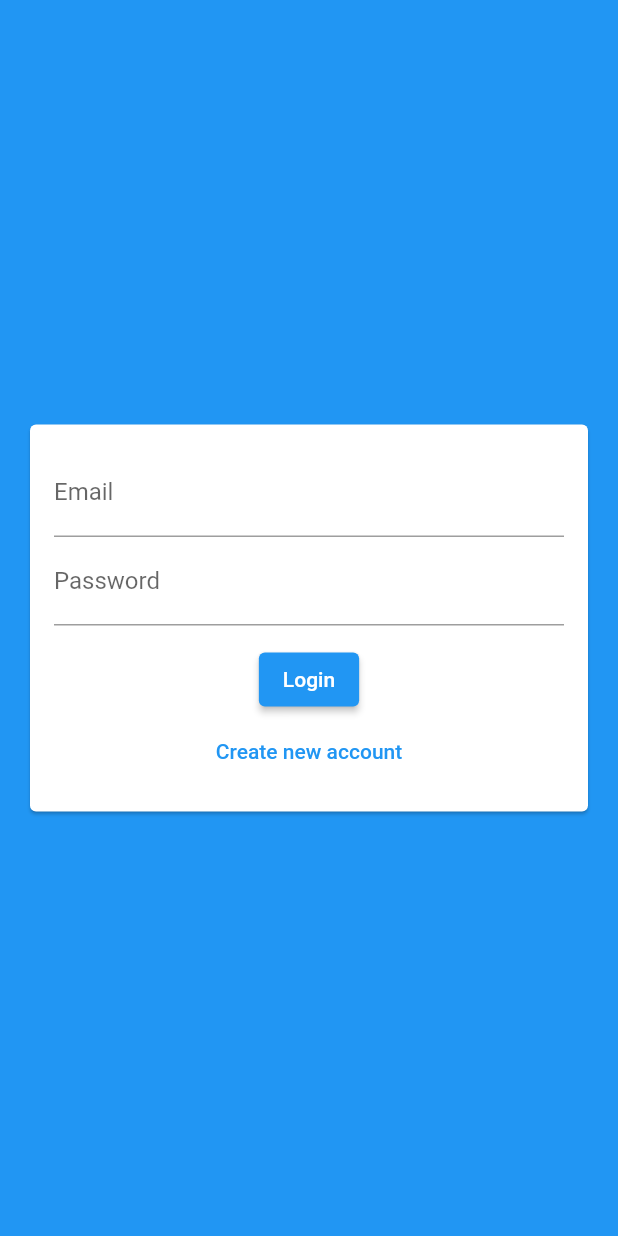
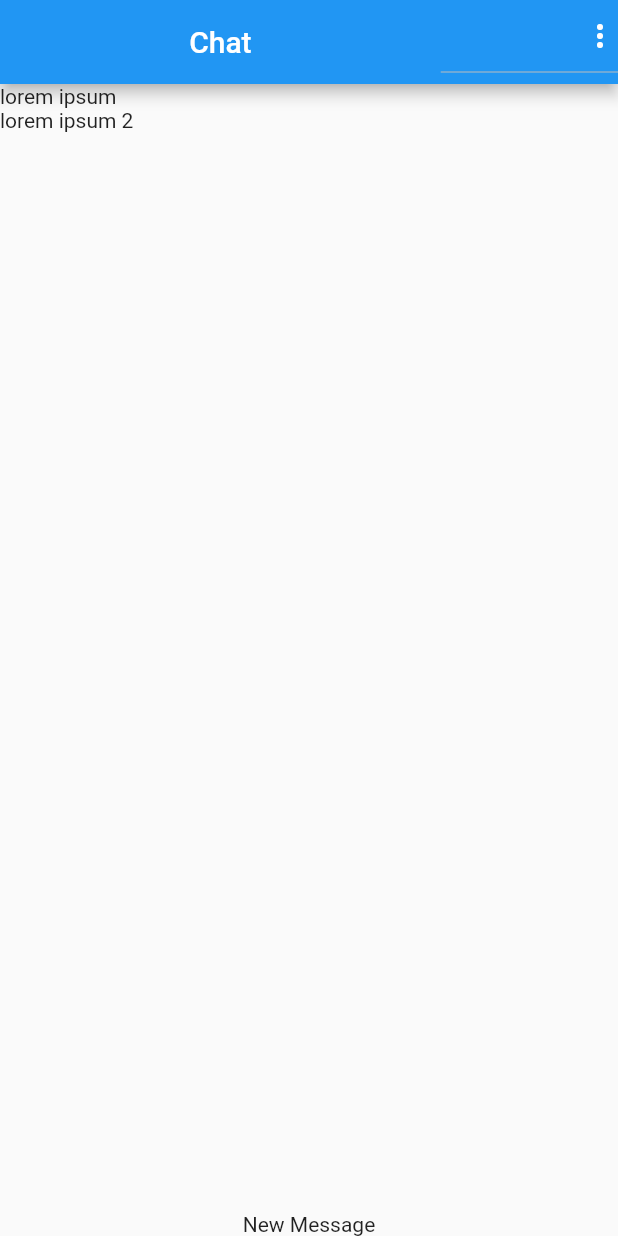
Before and after one commit to Adrianzctpa/flutter_chat, a Flutter app: the screen it shows after launch, on a phone screen of 412 x 824 dp. Run offline on Flutter 3.47's test engine with Material 2 defaults, Android fonts, the phone set to English and light mode, and no system bars; our stand-ins replace image_picker; accounts and stored records are empty.

Commit message:
added base chat work

```diff
--- /dev/null
+++ b/lib/components/messages.dart
@@ -0,0 +1,32 @@
+import 'package:flutter/material.dart';
+import 'package:flutter_chat/core/models/chat_message.dart';
+import 'package:flutter_chat/core/services/chat/chat_service.dart';
+
+class Messages extends StatelessWidget {
+  const Messages({Key? key}) : super(key: key);
+
+  @override
+  Widget build(BuildContext context) {
+    return StreamBuilder(
+      stream: ChatService().messages(),
+      builder: (context, snapshot) {
+        if (snapshot.connectionState == ConnectionState.waiting) {
+          return const Center(
+            child: CircularProgressIndicator(),
+          );
+        } else if (!snapshot.hasData || (snapshot.data as List).isEmpty) {
+          return const Center(child: Text("Let's chat!"));
+        } else {
+          final messages = snapshot.data as List<ChatMessage>;
+          return ListView.builder(
+            itemCount: messages.length,
+            itemBuilder: (context, index) {
+              final message = messages[index];
+              return Text(message.messageContent);
+            },
+          );
+        }
+      },
+    );
+  }
+}
--- /dev/null
+++ b/lib/components/new_message.dart
@@ -0,0 +1,12 @@
+import 'package:flutter/material.dart';
+
+class NewMessage extends StatelessWidget {
+  const NewMessage({Key? key}) : super(key: key);
+
+  @override
+  Widget build(BuildContext context) {
+    return const Center(
+      child: Text('New Message'),
+    );
+  }
+}
--- /dev/null
+++ b/lib/core/models/chat_message.dart
@@ -0,0 +1,19 @@
+class ChatMessage {
+  final String id;
+  final String messageContent;
+  final String messageType;
+  final DateTime createdAt = DateTime.now();
+
+  final String uid;
+  final String username;
+  final String userAvatar;
+
+  ChatMessage({
+    required this.id,
+    required this.messageContent,
+    required this.messageType,
+    required this.uid,
+    required this.username,
+    required this.userAvatar,
+  });
+}
--- a/lib/core/services/auth/auth_mock_service.dart
+++ b/lib/core/services/auth/auth_mock_service.dart
@@ -5,12 +5,22 @@ import 'package:flutter_chat/core/services/auth/auth_service.dart';
 import 'package:flutter_chat/core/models/chat_user.dart';
 
 class AuthMockService implements AuthService {
-  static final Map<String, ChatUser> _users = {};
+  static const avatarPath = 'assets/images/avatar.png';
   static ChatUser? _currentUser;
+  static final _defaultUser = ChatUser(
+    id: '1',
+    name: 'Default User',
+    email: 'default@user.com',
+    imageUrl: avatarPath,
+  );
+  static final Map<String, ChatUser> _users = {
+    _defaultUser.email: _defaultUser
+  };
+
   static MultiStreamController<ChatUser?>? _controller;
   static final _userStream = Stream<ChatUser?>.multi((controller) {
     _controller = controller;
-    _updateUser(null);
+    _updateUser(_defaultUser);
   });
 
   @override
@@ -29,7 +39,7 @@ class AuthMockService implements AuthService {
       id: Random().nextDouble().toString(),
       name: name,
       email: email,
-      imageUrl: img?.path ?? 'assets/images/...',
+      imageUrl: img?.path ?? avatarPath,
     );
 
     _users.putIfAbsent(email, () => newUser);
--- a/lib/core/services/auth/auth_service.dart
+++ b/lib/core/services/auth/auth_service.dart
@@ -1,5 +1,6 @@
 import 'dart:io';
 import 'package:flutter_chat/core/models/chat_user.dart';
+import 'package:flutter_chat/core/services/auth/auth_mock_service.dart';
 
 abstract class AuthService {
   ChatUser? currentUser();
@@ -19,4 +20,8 @@ abstract class AuthService {
   );
 
   Future<void> signOut();
+
+  factory AuthService() {
+    return AuthMockService();
+  }
 }
--- /dev/null
+++ b/lib/core/services/chat/chat_mock_service.dart
@@ -0,0 +1,53 @@
+import 'dart:async';
+import 'dart:math';
+import 'package:flutter_chat/core/services/chat/chat_service.dart';
+import 'package:flutter_chat/core/models/chat_message.dart';
+import 'package:flutter_chat/core/models/chat_user.dart';
+
+class ChatMockService implements ChatService {
+  static final List<ChatMessage> _msgs = [
+    ChatMessage(
+      id: Random().nextDouble().toString(),
+      messageContent: 'lorem ipsum',
+      messageType: 'text',
+      uid: '1',
+      username: 'Test',
+      userAvatar: 'assets/images/avatar.png',
+    ),
+    ChatMessage(
+      id: Random().nextDouble().toString(),
+      messageContent: 'lorem ipsum 2',
+      messageType: 'text',
+      uid: '2',
+      username: 'Test 2',
+      userAvatar: 'assets/images/avatar.png',
+    ),
+  ];
+  static MultiStreamController<List<ChatMessage>>? _controller;
+
+  static final _msgStream = Stream<List<ChatMessage>>.multi((controller) {
+    _controller = controller;
+    controller.add(_msgs);
+  });
+
+  @override
+  Stream<List<ChatMessage>> messages() {
+    return _msgStream;
+  }
+
+  @override
+  Future<ChatMessage> sendMessage(String message, ChatUser user) async {
+    final msg = ChatMessage(
+      id: Random().nextDouble().toString(),
+      messageContent: message,
+      messageType: 'text',
+      uid: user.id,
+      username: user.name,
+      userAvatar: user.imageUrl,
+    );
+
+    _msgs.add(msg);
+    _controller?.add(_msgs);
+    return msg;
+  }
+}
--- /dev/null
+++ b/lib/core/services/chat/chat_service.dart
@@ -0,0 +1,12 @@
+import 'package:flutter_chat/core/models/chat_message.dart';
+import 'package:flutter_chat/core/models/chat_user.dart';
+import 'package:flutter_chat/core/services/chat/chat_mock_service.dart';
+
+abstract class ChatService {
+  Stream<List<ChatMessage>> messages();
+  Future<ChatMessage> sendMessage(String message, ChatUser user);
+
+  factory ChatService() {
+    return ChatMockService();
+  }
+}
--- a/lib/pages/auth_app_swapper.dart
+++ b/lib/pages/auth_app_swapper.dart
@@ -1,6 +1,6 @@
 import 'package:flutter/material.dart';
 import 'package:flutter_chat/core/models/chat_user.dart';
-import 'package:flutter_chat/core/services/auth/auth_mock_service.dart';
+import 'package:flutter_chat/core/services/auth/auth_service.dart';
 import 'package:flutter_chat/pages/auth_page.dart';
 import 'package:flutter_chat/pages/chat_page.dart';
 
@@ -12,7 +12,7 @@ class AuthAppSwapper extends StatelessWidget {
     return Scaffold(
       body: Center(
         child: StreamBuilder<ChatUser?>(
-         stream: AuthMockService().userStateChanges(),
+         stream: AuthService().userStateChanges(),
          builder: ((context, snapshot) {
             if (snapshot.connectionState == ConnectionState.waiting) {
               return const CircularProgressIndicator();
--- a/lib/pages/auth_page.dart
+++ b/lib/pages/auth_page.dart
@@ -1,7 +1,7 @@
 import 'package:flutter/material.dart';
 import 'package:flutter_chat/components/auth_form.dart';
 import 'package:flutter_chat/core/models/auth_form_data.dart';
-import 'package:flutter_chat/core/services/auth/auth_mock_service.dart';
+import 'package:flutter_chat/core/services/auth/auth_service.dart';
 
 class AuthPage extends StatefulWidget {
   const AuthPage({Key? key}) : super(key: key);
@@ -20,9 +20,9 @@ class _AuthPageState extends State<AuthPage> {
       });
 
       if (formData.isLogin) {
-        await AuthMockService().logIn(formData.email, formData.password);
+        await AuthService().logIn(formData.email, formData.password);
       } else {
-        await AuthMockService().signUp(
+        await AuthService().signUp(
           formData.email,
           formData.password,
           formData.name,
--- a/lib/pages/chat_page.dart
+++ b/lib/pages/chat_page.dart
@@ -1,5 +1,7 @@
 import 'package:flutter/material.dart';
-import 'package:flutter_chat/core/services/auth/auth_mock_service.dart';
+import 'package:flutter_chat/core/services/auth/auth_service.dart';
+import 'package:flutter_chat/components/messages.dart';
+import 'package:flutter_chat/components/new_message.dart';
 
 class ChatPage extends StatefulWidget {
   const ChatPage({Key? key}) : super(key: key);
@@ -11,16 +13,43 @@ class ChatPage extends StatefulWidget {
 class _ChatPageState extends State<ChatPage> {
   @override
   Widget build(BuildContext context) {
-    return Column(
-      mainAxisAlignment: MainAxisAlignment.center,
-      children: [
-        const Text('Chat Page'),
-        TextButton(
-          onPressed: () {
-            AuthMockService().signOut();
-          },
-          child: const Text('Logout'))
-      ],
+    return Scaffold(
+      appBar: AppBar(
+        title: const Center(child: Text('Chat')),
+        actions: [
+          DropdownButton(
+            icon: const Icon(Icons.more_vert, color: Colors.white),
+            items: [
+              DropdownMenuItem(
+                value: 'signOut',
+                child: Row(
+                  children: const [
+                    Icon(
+                      Icons.exit_to_app,
+                      color: Colors.black,
+                    ),
+                    SizedBox(width: 10),
+                    Text('Sign Out'),
+                  ],
+                ),
+              ),
+            ],
+            onChanged: (val) {
+              if (val == 'signOut') {
+                AuthService().signOut();
+              }
+            },
+          )
+        ],
+      ),
+      body: SafeArea(
+        child: Column(
+          children: const [
+            Flexible(child: Messages()),
+            NewMessage()
+          ],
+        ),
+      ),
     );
   }
 }
--- a/pubspec.yaml
+++ b/pubspec.yaml
@@ -59,11 +59,11 @@ flutter:
   uses-material-design: true
 
   # To add assets to your application, add an assets section, like this:
-  # assets:
-  #   - images/a_dot_burr.jpeg
+  assets:
+    - assets/images/avatar.png
   #   - images/a_dot_ham.jpeg
 
-  # An image asset can refer to one or more resolution-specific "variants", see
+  # An image asset can refer to one or more resolution-specific "variants",  see
   # https://flutter.dev/assets-and-images/#resolution-aware
 
   # For details regarding adding assets from package dependencies, see
```
Also changed, not shown: assets/images/avatar.png (added).
